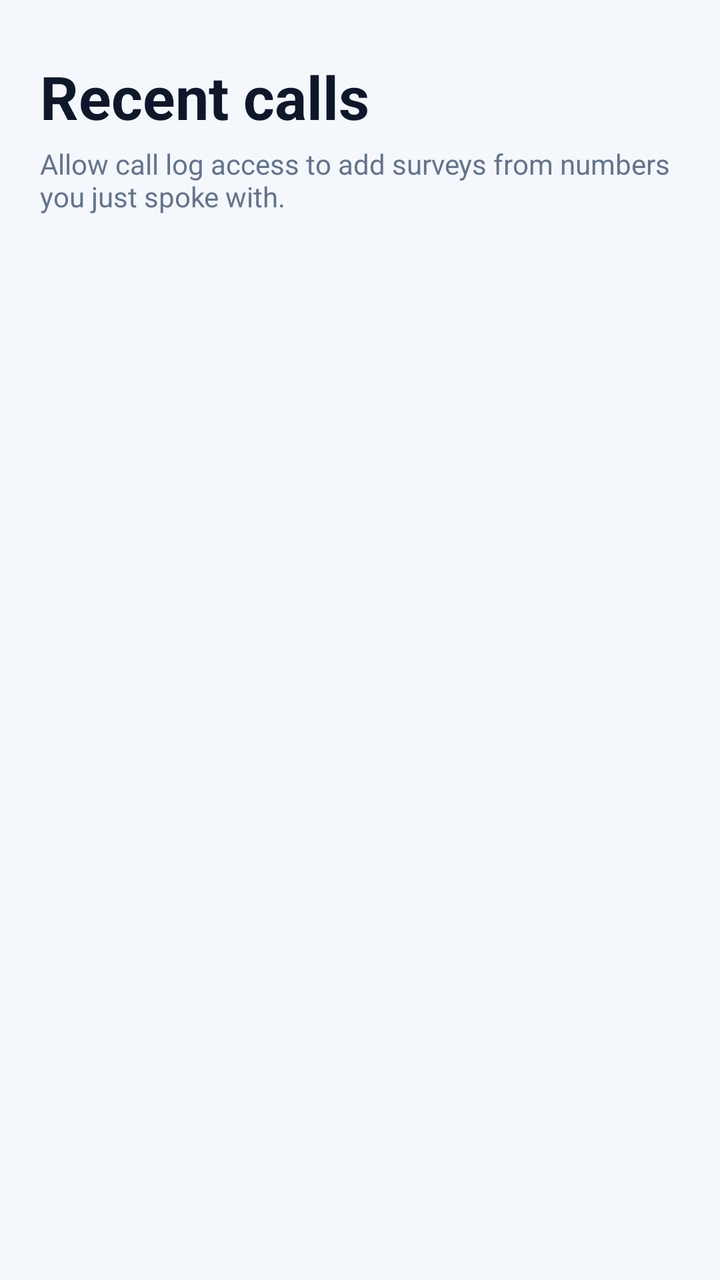
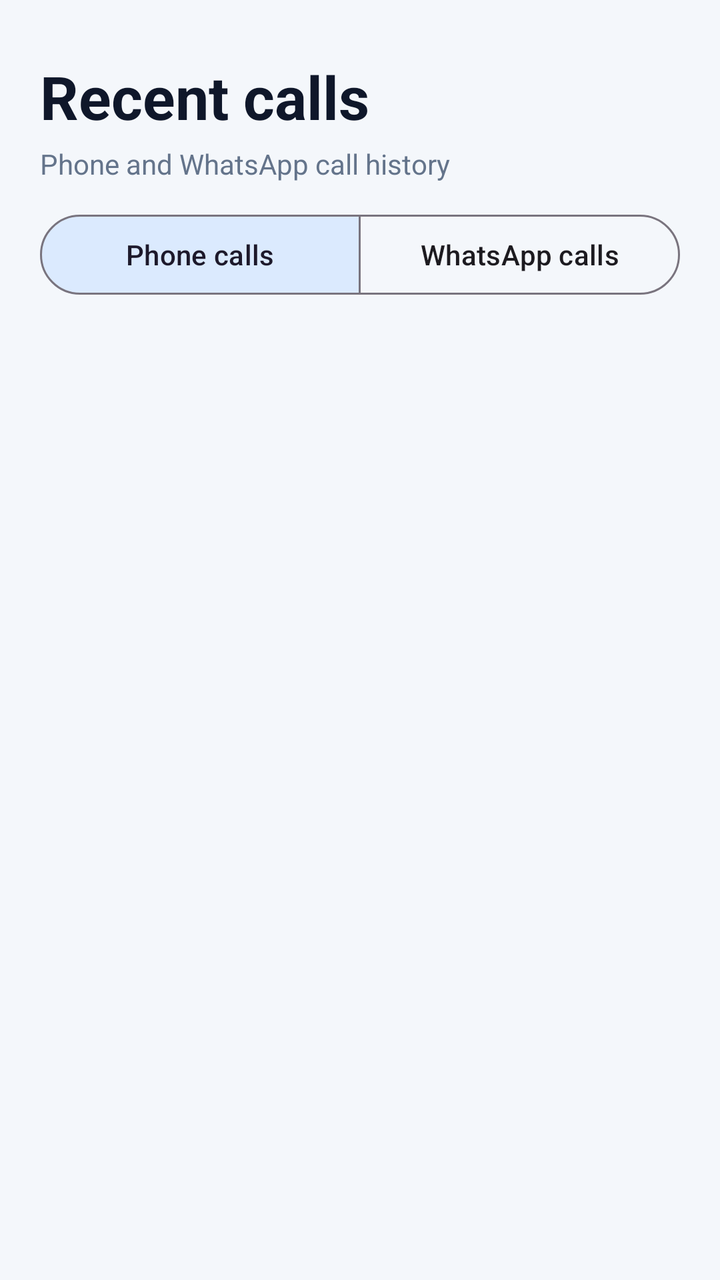

The first picture is an Android layout as it rendered before a commit; the second is the same layout after the commit. The layout source and the unified diff follow.
<!-- AndroidManifest.xml: application theme Theme.SurveyMate -->
<!-- res/layout/fragment_calls.xml -->
<?xml version="1.0" encoding="utf-8"?>
<LinearLayout xmlns:android="http://schemas.android.com/apk/res/android"
    android:layout_width="match_parent"
    android:layout_height="match_parent"
    android:background="@color/background"
    android:orientation="vertical"
    android:paddingStart="20dp"
    android:paddingTop="28dp"
    android:paddingEnd="20dp">

    <TextView
        android:layout_width="wrap_content"
        android:layout_height="wrap_content"
        android:text="@string/recent_calls"
        android:textAppearance="@style/TextAppearance.SurveyMate.Title"
        android:textSize="30sp" />

    <TextView
        android:layout_width="wrap_content"
        android:layout_height="wrap_content"
        android:layout_marginTop="4dp"
        android:text="@string/empty_calls_body"
        android:textColor="@color/text_secondary"
        android:textSize="14sp" />

    <FrameLayout
        android:layout_width="match_parent"
        android:layout_height="0dp"
        android:layout_marginTop="16dp"
        android:layout_weight="1">

        <androidx.recyclerview.widget.RecyclerView
            android:id="@+id/callList"
            android:layout_width="match_parent"
            android:layout_height="match_parent"
            android:clipToPadding="false"
            android:paddingBottom="16dp" />

        <LinearLayout
            android:id="@+id/emptyState"
            android:layout_width="match_parent"
            android:layout_height="wrap_content"
            android:layout_gravity="center"
            android:gravity="center"
            android:orientation="vertical"
            android:padding="24dp"
            android:visibility="gone">

            <TextView
                android:layout_width="wrap_content"
                android:layout_height="wrap_content"
                android:text="@string/empty_calls_title"
                android:textColor="@color/text_primary"
                android:textSize="18sp"
                android:textStyle="bold" />
        </LinearLayout>
    </FrameLayout>
</LinearLayout>
<!-- resources referenced by this layout -->
<resources>
  <color name="background">#F4F7FB</color>
  <color name="text_primary">#0F172A</color>
  <color name="text_secondary">#64748B</color>
  <string name="empty_calls_body">Allow call log access to add surveys from numbers you just spoke with.</string>
  <string name="empty_calls_title">No call history yet</string>
  <string name="recent_calls">Recent calls</string>
  <style name="TextAppearance.SurveyMate.Title" parent="TextAppearance.Material3.HeadlineSmall">
          <item name="android:textColor">@color/text_primary</item>
          <item name="android:textStyle">bold</item>
      </style>
  <style name="Theme.SurveyMate" parent="Theme.Material3.DayNight.NoActionBar">
          <item name="colorPrimary">@color/primary</item>
          <item name="colorOnPrimary">@color/on_primary</item>
          <item name="colorPrimaryContainer">@color/primary_container</item>
          <item name="colorSecondary">@color/secondary</item>
          <item name="colorSecondaryContainer">@color/secondary_container</item>
          <item name="android:statusBarColor">@color/background</item>
          <item name="android:navigationBarColor">@color/surface</item>
          <item name="android:windowLightStatusBar">true</item>
          <item name="android:windowBackground">@color/background</item>
          <item name="materialCardViewStyle">@style/Widget.SurveyMate.Card</item>
      </style>
  <color name="primary">#0F766E</color>
  <color name="on_primary">#FFFFFF</color>
  <color name="primary_container">#CCFBF1</color>
  <color name="secondary">#2563EB</color>
  <color name="secondary_container">#DBEAFE</color>
  <color name="surface">#FFFFFF</color>
  <style name="Widget.SurveyMate.Card" parent="Widget.Material3.CardView.Elevated">
          <item name="cardElevation">0dp</item>
          <item name="cardCornerRadius">20dp</item>
          <item name="strokeWidth">1dp</item>
          <item name="strokeColor">@color/outline</item>
          <item name="cardBackgroundColor">@color/surface</item>
      </style>
  <color name="outline">#E2E8F0</color>
</resources>

<!-- the commit's change to res/layout/fragment_calls.xml (unified diff, before → after) -->
@@ -1,5 +1,6 @@
 <?xml version="1.0" encoding="utf-8"?>
 <LinearLayout xmlns:android="http://schemas.android.com/apk/res/android"
+    xmlns:app="http://schemas.android.com/apk/res-auto"
     android:layout_width="match_parent"
     android:layout_height="match_parent"
     android:background="@color/background"
@@ -9,6 +10,7 @@
     android:paddingEnd="20dp">
 
     <TextView
+        android:id="@+id/screenTitle"
         android:layout_width="wrap_content"
         android:layout_height="wrap_content"
         android:text="@string/recent_calls"
@@ -16,12 +18,120 @@
         android:textSize="30sp" />
 
     <TextView
+        android:id="@+id/screenBody"
         android:layout_width="wrap_content"
         android:layout_height="wrap_content"
         android:layout_marginTop="4dp"
-        android:text="@string/empty_calls_body"
+        android:text="@string/calls_tab_body"
         android:textColor="@color/text_secondary"
         android:textSize="14sp" />
+
+    <com.google.android.material.button.MaterialButtonToggleGroup
+        android:id="@+id/callTypeTabs"
+        android:layout_width="match_parent"
+        android:layout_height="wrap_content"
+        android:layout_marginTop="12dp"
+        app:checkedButton="@id/phoneCallsTab"
+        app:selectionRequired="true"
+        app:singleSelection="true">
+
+        <com.google.android.material.button.MaterialButton
+            android:id="@+id/phoneCallsTab"
+            style="@style/Widget.Material3.Button.OutlinedButton"
+            android:layout_width="0dp"
+            android:layout_height="wrap_content"
+            android:layout_weight="1"
+            android:text="@string/phone_calls_section"
+            android:textAllCaps="false" />
+
+        <com.google.android.material.button.MaterialButton
+            android:id="@+id/whatsAppCallsTab"
+            style="@style/Widget.Material3.Button.OutlinedButton"
+            android:layout_width="0dp"
+            android:layout_height="wrap_content"
+            android:layout_weight="1"
+            android:text="@string/whatsapp_calls_section"
+            android:textAllCaps="false" />
+    </com.google.android.material.button.MaterialButtonToggleGroup>
+
+    <HorizontalScrollView
+        android:id="@+id/whatsAppFilters"
+        android:layout_width="match_parent"
+        android:layout_height="wrap_content"
+        android:layout_marginTop="8dp"
+        android:fillViewport="false"
+        android:scrollbars="none"
+        android:visibility="gone">
+
+        <com.google.android.material.button.MaterialButtonToggleGroup
+            android:id="@+id/whatsAppFilterButtons"
+            android:layout_width="wrap_content"
+            android:layout_height="wrap_content"
+            app:checkedButton="@id/allCallsFilter"
+            app:selectionRequired="true"
+            app:singleSelection="true">
+
+            <com.google.android.material.button.MaterialButton
+                android:id="@+id/allCallsFilter"
+                style="@style/Widget.Material3.Button.OutlinedButton"
+                android:layout_width="wrap_content"
+                android:layout_height="wrap_content"
+                android:minWidth="0dp"
+                android:text="@string/filter_all"
+                android:textAllCaps="false"
+                android:textSize="12sp" />
+
+            <com.google.android.material.button.MaterialButton
+                android:id="@+id/incomingCallsFilter"
+                style="@style/Widget.Material3.Button.OutlinedButton"
+                android:layout_width="wrap_content"
+                android:layout_height="wrap_content"
+                android:minWidth="0dp"
+                android:text="@string/filter_incoming"
+                android:textAllCaps="false"
+                android:textSize="12sp" />
+
+            <com.google.android.material.button.MaterialButton
+                android:id="@+id/outgoingCallsFilter"
+                style="@style/Widget.Material3.Button.OutlinedButton"
+                android:layout_width="wrap_content"
+                android:layout_height="wrap_content"
+                android:minWidth="0dp"
+                android:text="@string/filter_outgoing"
+                android:textAllCaps="false"
+                android:textSize="12sp" />
+
+            <com.google.android.material.button.MaterialButton
+                android:id="@+id/missedCallsFilter"
+                style="@style/Widget.Material3.Button.OutlinedButton"
+                android:layout_width="wrap_content"
+                android:layout_height="wrap_content"
+                android:minWidth="0dp"
+                android:text="@string/filter_missed"
+                android:textAllCaps="false"
+                android:textSize="12sp" />
+        </com.google.android.material.button.MaterialButtonToggleGroup>
+    </HorizontalScrollView>
+
+    <TextView
+        android:id="@+id/whatsAppNotice"
+        android:layout_width="match_parent"
+        android:layout_height="wrap_content"
+        android:layout_marginTop="4dp"
+        android:text="@string/whatsapp_history_local_notice"
+        android:textColor="@color/text_secondary"
+        android:textSize="12sp"
+        android:visibility="gone" />
+
+    <com.google.android.material.button.MaterialButton
+        android:id="@+id/whatsAppAccessAction"
+        style="@style/Widget.Material3.Button.OutlinedButton"
+        android:layout_width="match_parent"
+        android:layout_height="wrap_content"
+        android:layout_marginTop="6dp"
+        android:text="@string/enable_whatsapp_history"
+        android:textAllCaps="false"
+        android:visibility="gone" />
 
     <FrameLayout
         android:layout_width="match_parent"
@@ -49,10 +159,19 @@
             <TextView
                 android:layout_width="wrap_content"
                 android:layout_height="wrap_content"
+                android:id="@+id/emptyTitle"
                 android:text="@string/empty_calls_title"
                 android:textColor="@color/text_primary"
                 android:textSize="18sp"
                 android:textStyle="bold" />
+
+            <TextView
+                android:id="@+id/emptyBody"
+                android:layout_width="wrap_content"
+                android:layout_height="wrap_content"
+                android:layout_marginTop="8dp"
+                android:gravity="center"
+                android:textColor="@color/text_secondary" />
         </LinearLayout>
     </FrameLayout>
 </LinearLayout>
<!-- resource entries referenced after the edit -->
@@ -3,9 +3,17 @@
   <color name="background">#F4F7FB</color>
   <color name="text_primary">#0F172A</color>
   <color name="text_secondary">#64748B</color>
-  <string name="empty_calls_body">Allow call log access to add surveys from numbers you just spoke with.</string>
+  <string name="calls_tab_body">Phone and WhatsApp call history</string>
   <string name="empty_calls_title">No call history yet</string>
+  <string name="enable_whatsapp_history">Enable notification access</string>
+  <string name="filter_all">All</string>
+  <string name="filter_incoming">Incoming</string>
+  <string name="filter_missed">Missed</string>
+  <string name="filter_outgoing">Outgoing</string>
+  <string name="phone_calls_section">Phone calls</string>
   <string name="recent_calls">Recent calls</string>
+  <string name="whatsapp_calls_section">WhatsApp calls</string>
+  <string name="whatsapp_history_local_notice">This history is local to your device and only includes calls observed while Notification access is enabled.</string>
   <style name="TextAppearance.SurveyMate.Title" parent="TextAppearance.Material3.HeadlineSmall">
           <item name="android:textColor">@color/text_primary</item>
           <item name="android:textStyle">bold</item>
